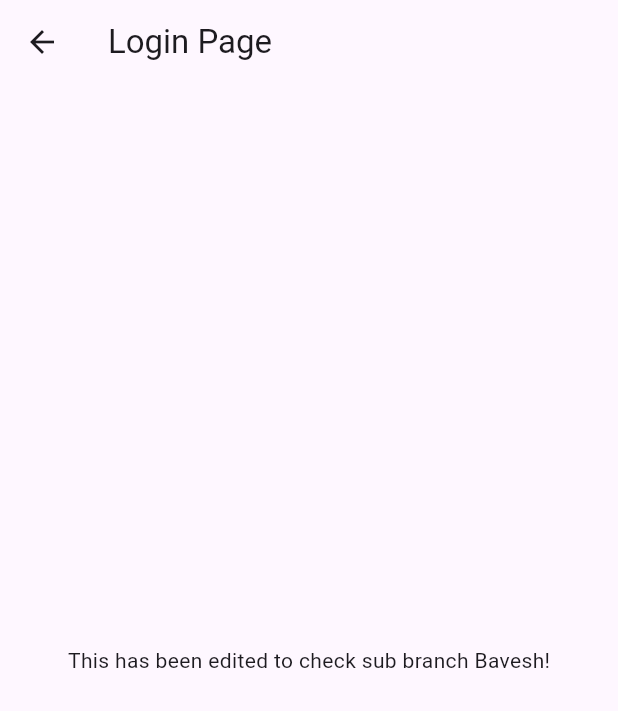
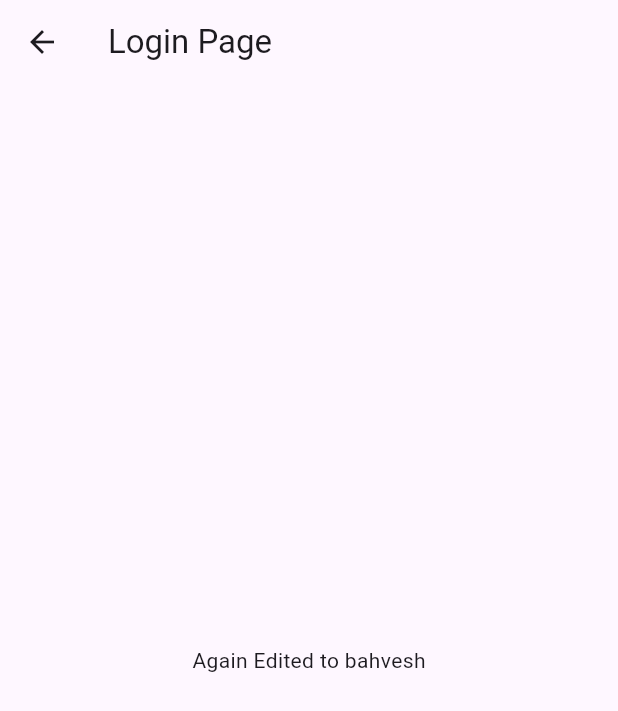
Before and after one commit to Aadi-124/TicketSharing---Frontend, a Flutter app: the Page1 screen opened directly, on a phone screen of 412 x 824 dp. Shown: the top 711 px of the screen. Run offline on Flutter 3.47's test engine with Material 2 defaults, Android fonts, the phone set to English and light mode, and no system bars; our stand-ins replace another_flushbar.

Commit message:
Thhi sis Commited!

```diff
--- a/lib/Page1.dart
+++ b/lib/Page1.dart
@@ -15,7 +15,7 @@ class Page1 extends StatelessWidget{
         title:const Text('Login Page'),
       ),
       body:const Center(
-        child:Text("This has been edited to check sub branch Bavesh!")
+        child:Text("Again Edited to bahvesh")
       ),
       );
 
```
